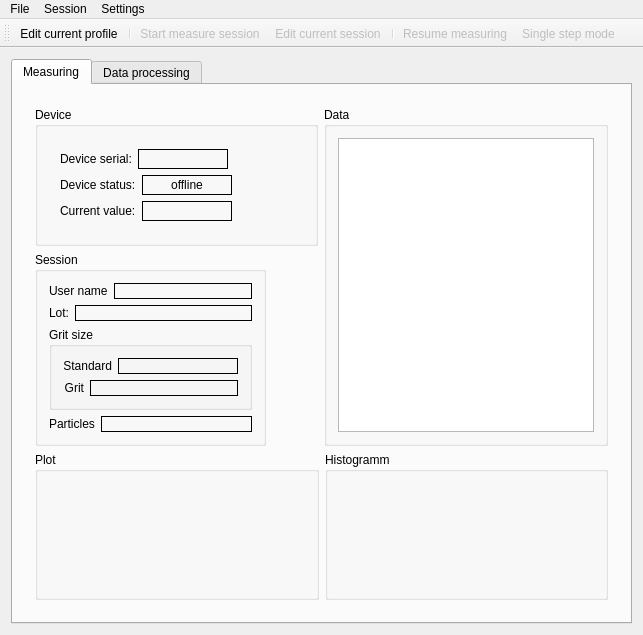
This is dda_ctrl/experimenter/measurewindow.ui in olegyurchenko/dda-control as Qt 5 draws it before an edit. The edited form follows.
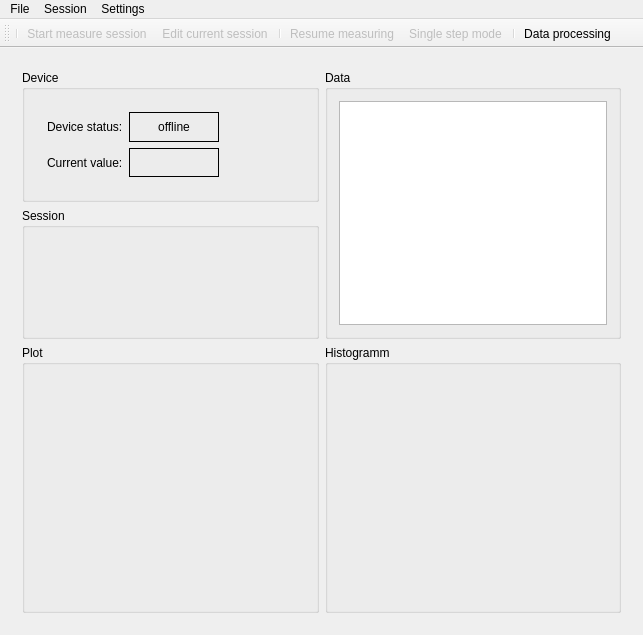
This is the edited form. The open tabs and pages were chosen to show the change. Icons and pictures are not drawn. Custom widgets are drawn as their Qt base class.

```diff
--- a/dda_ctrl/experimenter/measurewindow.ui
+++ b/dda_ctrl/experimenter/measurewindow.ui
@@ -20,16 +20,6 @@
   <widget class="QWidget" name="centralWidget">
    <layout class="QVBoxLayout" name="verticalLayout">
     <item>
-     <widget class="QTabWidget" name="tabWidget">
-      <property name="currentIndex">
-       <number>0</number>
-      </property>
-      <widget class="QWidget" name="tab">
-       <attribute name="title">
-        <string>Measuring</string>
-       </attribute>
-       <layout class="QVBoxLayout" name="verticalLayout_11">
-        <item>
          <widget class="QStackedWidget" name="stackedWidget">
           <property name="currentIndex">
            <number>0</number>
@@ -87,7 +77,7 @@
                  </property>
                  <property name="icon">
                   <iconset resource="../resuurces/resources.qrc">
-                   <normaloff>:/document-edit.png</normaloff>:/document-edit.png</iconset>
+               <normaloff>:/config-options.png</normaloff>:/config-options.png</iconset>
                  </property>
                 </widget>
                </item>
@@ -244,49 +234,6 @@
                       <enum>QFrame::Plain</enum>
                      </property>
                      <layout class="QVBoxLayout" name="verticalLayout_7">
-                      <item>
-                       <layout class="QHBoxLayout" name="horizontalLayout_6">
-                        <item>
-                         <widget class="QLabel" name="label_6">
-                          <property name="text">
-                           <string>Device serial:</string>
-                          </property>
-                         </widget>
-                        </item>
-                        <item>
-                         <widget class="QLabel" name="serialLabel_2">
-                          <property name="minimumSize">
-                           <size>
-                            <width>90</width>
-                            <height>0</height>
-                           </size>
-                          </property>
-                          <property name="frameShape">
-                           <enum>QFrame::Box</enum>
-                          </property>
-                          <property name="text">
-                           <string/>
-                          </property>
-                          <property name="alignment">
-                           <set>Qt::AlignCenter</set>
-                          </property>
-                         </widget>
-                        </item>
-                        <item>
-                         <spacer name="horizontalSpacer_5">
-                          <property name="orientation">
-                           <enum>Qt::Horizontal</enum>
-                          </property>
-                          <property name="sizeHint" stdset="0">
-                           <size>
-                            <width>40</width>
-                            <height>20</height>
-                           </size>
-                          </property>
-                         </spacer>
-                        </item>
-                       </layout>
-                      </item>
                       <item>
                        <layout class="QHBoxLayout" name="horizontalLayout_7">
                         <item>
@@ -382,227 +329,11 @@
                 <item>
                  <layout class="QHBoxLayout" name="horizontalLayout_5">
                   <item>
-                   <widget class="QGroupBox" name="sessionBox_2">
+               <widget class="SessionBox" name="sessionBox">
                     <property name="title">
                      <string>Session</string>
                     </property>
-                    <layout class="QVBoxLayout" name="verticalLayout_8">
-                     <item>
-                      <layout class="QHBoxLayout" name="horizontalLayout_14">
-                       <item>
-                        <widget class="QLabel" name="label_11">
-                         <property name="text">
-                          <string>User name</string>
-                         </property>
-                        </widget>
-                       </item>
-                       <item>
-                        <widget class="QLabel" name="userLabel">
-                         <property name="sizePolicy">
-                          <sizepolicy hsizetype="Expanding" vsizetype="Preferred">
-                           <horstretch>0</horstretch>
-                           <verstretch>0</verstretch>
-                          </sizepolicy>
-                         </property>
-                         <property name="minimumSize">
-                          <size>
-                           <width>120</width>
-                           <height>0</height>
-                          </size>
-                         </property>
-                         <property name="frameShape">
-                          <enum>QFrame::Box</enum>
-                         </property>
-                         <property name="text">
-                          <string/>
-                         </property>
-                         <property name="alignment">
-                          <set>Qt::AlignCenter</set>
-                         </property>
-                        </widget>
-                       </item>
-                      </layout>
-                     </item>
-                     <item>
-                      <layout class="QHBoxLayout" name="horizontalLayout_15">
-                       <item>
-                        <widget class="QLabel" name="label_12">
-                         <property name="text">
-                          <string>Lot:</string>
-                         </property>
-                        </widget>
-                       </item>
-                       <item>
-                        <widget class="QLabel" name="lotLabel">
-                         <property name="sizePolicy">
-                          <sizepolicy hsizetype="Expanding" vsizetype="Preferred">
-                           <horstretch>0</horstretch>
-                           <verstretch>0</verstretch>
-                          </sizepolicy>
-                         </property>
-                         <property name="minimumSize">
-                          <size>
-                           <width>120</width>
-                           <height>0</height>
-                          </size>
-                         </property>
-                         <property name="frameShape">
-                          <enum>QFrame::Box</enum>
-                         </property>
-                         <property name="text">
-                          <string/>
-                         </property>
-                         <property name="alignment">
-                          <set>Qt::AlignCenter</set>
-                         </property>
-                        </widget>
-                       </item>
-                      </layout>
-                     </item>
-                     <item>
-                      <widget class="QGroupBox" name="giftGroupBox_2">
-                       <property name="title">
-                        <string>Grit size</string>
-                       </property>
-                       <property name="flat">
-                        <bool>false</bool>
-                       </property>
-                       <property name="checkable">
-                        <bool>false</bool>
-                       </property>
-                       <layout class="QVBoxLayout" name="verticalLayout_9">
-                        <item>
-                         <layout class="QHBoxLayout" name="horizontalLayout_16">
-                          <item>
-                           <widget class="QLabel" name="label_13">
-                            <property name="text">
-                             <string>Standard</string>
-                            </property>
-                            <property name="alignment">
-                             <set>Qt::AlignRight|Qt::AlignTrailing|Qt::AlignVCenter</set>
-                            </property>
-                           </widget>
-                          </item>
-                          <item>
-                           <widget class="QLabel" name="standardLabel">
-                            <property name="sizePolicy">
-                             <sizepolicy hsizetype="Expanding" vsizetype="Preferred">
-                              <horstretch>0</horstretch>
-                              <verstretch>0</verstretch>
-                             </sizepolicy>
-                            </property>
-                            <property name="minimumSize">
-                             <size>
-                              <width>120</width>
-                              <height>0</height>
-                             </size>
-                            </property>
-                            <property name="frameShape">
-                             <enum>QFrame::Box</enum>
-                            </property>
-                            <property name="text">
-                             <string/>
-                            </property>
-                            <property name="alignment">
-                             <set>Qt::AlignCenter</set>
-                            </property>
-                           </widget>
-                          </item>
-                         </layout>
-                        </item>
-                        <item>
-                         <layout class="QHBoxLayout" name="horizontalLayout_17">
-                          <item>
-                           <widget class="QLabel" name="label_14">
-                            <property name="text">
-                             <string>Grit</string>
-                            </property>
-                            <property name="alignment">
-                             <set>Qt::AlignRight|Qt::AlignTrailing|Qt::AlignVCenter</set>
-                            </property>
-                           </widget>
-                          </item>
-                          <item>
-                           <widget class="QLabel" name="gritLabel">
-                            <property name="sizePolicy">
-                             <sizepolicy hsizetype="Expanding" vsizetype="Preferred">
-                              <horstretch>0</horstretch>
-                              <verstretch>0</verstretch>
-                             </sizepolicy>
-                            </property>
-                            <property name="minimumSize">
-                             <size>
-                              <width>120</width>
-                              <height>0</height>
-                             </size>
-                            </property>
-                            <property name="frameShape">
-                             <enum>QFrame::Box</enum>
-                            </property>
-                            <property name="text">
-                             <string/>
-                            </property>
-                            <property name="alignment">
-                             <set>Qt::AlignCenter</set>
-                            </property>
-                           </widget>
-                          </item>
-                         </layout>
-                        </item>
-                       </layout>
-                      </widget>
-                     </item>
-                     <item>
-                      <layout class="QHBoxLayout" name="horizontalLayout_18">
-                       <item>
-                        <widget class="QLabel" name="label_15">
-                         <property name="text">
-                          <string>Particles</string>
-                         </property>
-                        </widget>
-                       </item>
-                       <item>
-                        <widget class="QLabel" name="particlesLabel">
-                         <property name="sizePolicy">
-                          <sizepolicy hsizetype="Expanding" vsizetype="Preferred">
-                           <horstretch>0</horstretch>
-                           <verstretch>0</verstretch>
-                          </sizepolicy>
-                         </property>
-                         <property name="minimumSize">
-                          <size>
-                           <width>60</width>
-                           <height>0</height>
-                          </size>
-                         </property>
-                         <property name="frameShape">
-                          <enum>QFrame::Box</enum>
-                         </property>
-                         <property name="text">
-                          <string/>
-                         </property>
-                         <property name="alignment">
-                          <set>Qt::AlignCenter</set>
-                         </property>
-                        </widget>
-                       </item>
-                      </layout>
-                     </item>
-                    </layout>
-                   </widget>
-                  </item>
-                  <item>
-                   <spacer name="horizontalSpacer_2">
-                    <property name="orientation">
-                     <enum>Qt::Horizontal</enum>
-                    </property>
-                    <property name="sizeHint" stdset="0">
-                     <size>
-                      <width>40</width>
-                      <height>20</height>
-                     </size>
-                    </property>
-                   </spacer>
+               </widget>
                   </item>
                  </layout>
                 </item>
@@ -694,28 +425,6 @@
         </item>
        </layout>
       </widget>
-      <widget class="QWidget" name="tab_2">
-       <attribute name="title">
-        <string>Data processing</string>
-       </attribute>
-       <widget class="SelSessionBox" name="selSessionBox">
-        <property name="geometry">
-         <rect>
-          <x>10</x>
-          <y>20</y>
-          <width>301</width>
-          <height>421</height>
-         </rect>
-        </property>
-        <property name="title">
-         <string>GroupBox</string>
-        </property>
-       </widget>
-      </widget>
-     </widget>
-    </item>
-   </layout>
-  </widget>
   <widget class="QMenuBar" name="menuBar">
    <property name="geometry">
     <rect>
@@ -750,6 +459,8 @@
     <addaction name="separator"/>
     <addaction name="actionResumeMeasuring"/>
     <addaction name="actionSingleStepMode"/>
+    <addaction name="separator"/>
+    <addaction name="actionDataProcessing"/>
    </widget>
    <addaction name="menuFile"/>
    <addaction name="menuSession"/>
@@ -771,18 +482,19 @@
    <attribute name="toolBarBreak">
     <bool>false</bool>
    </attribute>
-   <addaction name="actionEditCurrentProfile"/>
    <addaction name="separator"/>
    <addaction name="actionStartSession"/>
    <addaction name="actionEditCurrentSession"/>
    <addaction name="separator"/>
    <addaction name="actionResumeMeasuring"/>
    <addaction name="actionSingleStepMode"/>
+   <addaction name="separator"/>
+   <addaction name="actionDataProcessing"/>
   </widget>
   <action name="actionManageProfiles">
    <property name="icon">
     <iconset resource="../resuurces/resources.qrc">
-     <normaloff>:/edit-select.png</normaloff>:/edit-select.png</iconset>
+     <normaloff>:/mail-mark-task.png</normaloff>:/mail-mark-task.png</iconset>
    </property>
    <property name="text">
     <string>Manage profiles</string>
@@ -808,7 +520,7 @@
   <action name="actionEditCurrentProfile">
    <property name="icon">
     <iconset resource="../resuurces/resources.qrc">
-     <normaloff>:/document-edit.png</normaloff>:/document-edit.png</iconset>
+     <normaloff>:/config-options.png</normaloff>:/config-options.png</iconset>
    </property>
    <property name="text">
     <string>Edit current profile</string>
@@ -841,7 +553,7 @@
    </property>
    <property name="icon">
     <iconset resource="../resuurces/resources.qrc">
-     <normaloff>:/format-indent-more.png</normaloff>:/format-indent-more.png</iconset>
+     <normaloff>:/document-edit.png</normaloff>:/document-edit.png</iconset>
    </property>
    <property name="text">
     <string>Edit current session</string>
@@ -871,6 +583,15 @@
     <string>Single step mode</string>
    </property>
   </action>
+  <action name="actionDataProcessing">
+   <property name="icon">
+    <iconset resource="../resuurces/resources.qrc">
+     <normaloff>:/view-expenses-categories.png</normaloff>:/view-expenses-categories.png</iconset>
+   </property>
+   <property name="text">
+    <string>Data processing</string>
+   </property>
+  </action>
  </widget>
  <layoutdefault spacing="6" margin="11"/>
  <customwidgets>
@@ -881,9 +602,9 @@
    <container>1</container>
   </customwidget>
   <customwidget>
-   <class>SelSessionBox</class>
+   <class>SessionBox</class>
    <extends>QGroupBox</extends>
-   <header>selsessionbox.h</header>
+   <header>sessionbox.h</header>
    <container>1</container>
   </customwidget>
  </customwidgets>
```
Lines whose indentation alone changed are shown as unchanged.
